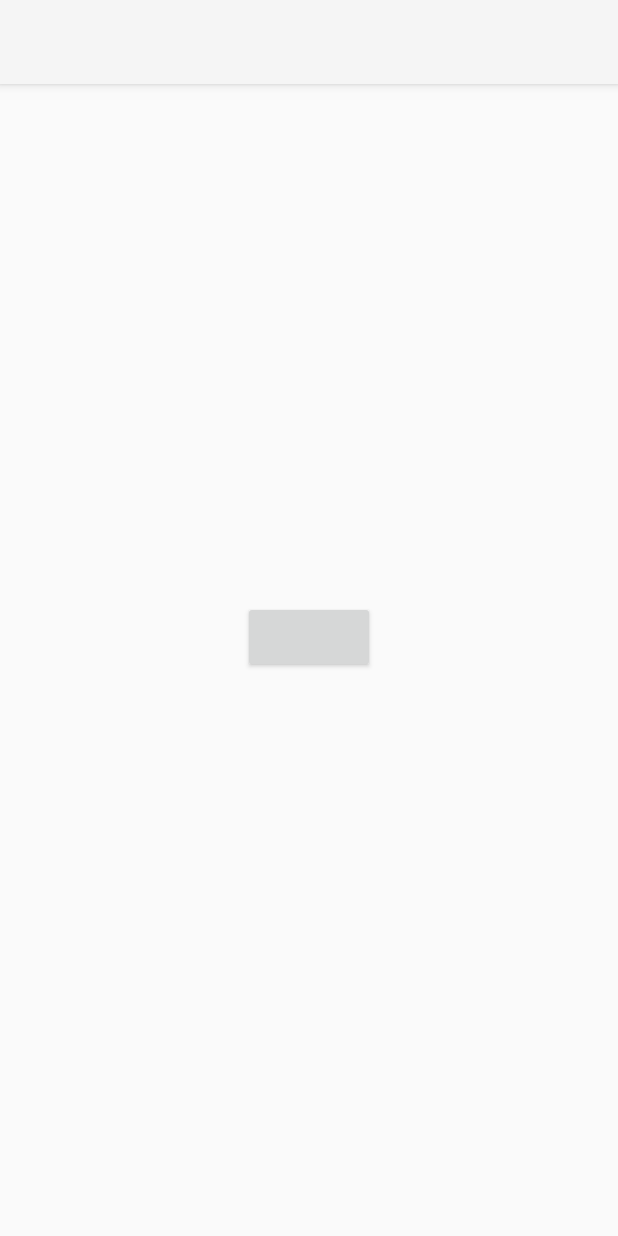
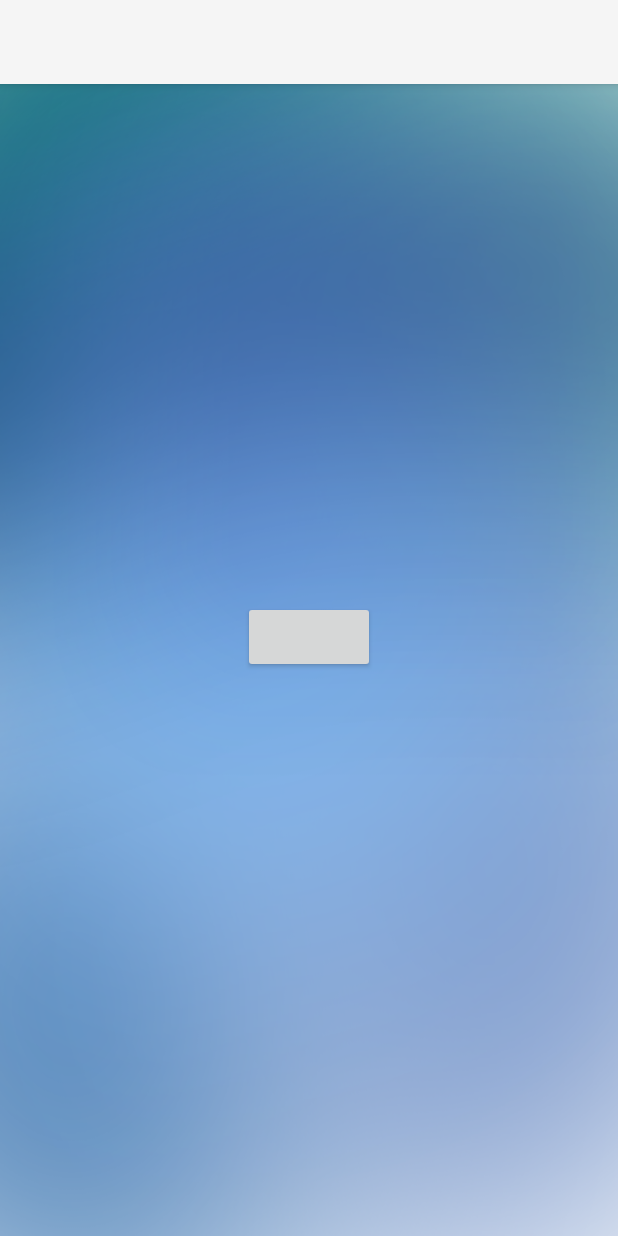
Before and after one commit to saikatG/HereWeGo, an Android app: the layout activity_login.xml on its own in the app's theme, with its tools: preview values and no code run, on a phone screen of 412 x 824 dp. Run offline under Robolectric (Android 15) with nearby library versions, the phone set to English and light mode, and no system bars; plain views replace LoginButton.

Commit message:
Login behavior update

```diff
--- a/AndroidUI/app/src/main/java/project/hackathon/herewego/ui/activity/DestinationSelectionActivity.java
+++ b/AndroidUI/app/src/main/java/project/hackathon/herewego/ui/activity/DestinationSelectionActivity.java
@@ -87,7 +87,7 @@ public class DestinationSelectionActivity extends AppCompatActivity {
     }
 
     public void launchSelectDateActivity(String destination) {
-        FullLocationList.initLocationList(destination);
+//        FullLocationList.initLocationList(destination);
 //        PartialLocationList.initLocationList(destination);
         Intent intent = new Intent(this, DateSelectionActivity.class);
         intent.putExtra("destination", destination);
--- a/AndroidUI/app/src/main/res/layout/activity_login.xml
+++ b/AndroidUI/app/src/main/res/layout/activity_login.xml
@@ -5,7 +5,8 @@
     android:layout_width="match_parent"
     android:layout_height="match_parent"
     android:fitsSystemWindows="true"
-    tools:context="project.hackathon.herewego.ui.activity.LoginActivity">
+    tools:context="project.hackathon.herewego.ui.activity.LoginActivity"
+    android:background="@drawable/appbg">
 
     <android.support.design.widget.AppBarLayout
         android:layout_width="match_parent"
```
Also changed, not shown: AndroidUI/app/src/main/java/project/hackathon/herewego/ui/activity/LoginActivity.java (+7 -4 lines).
